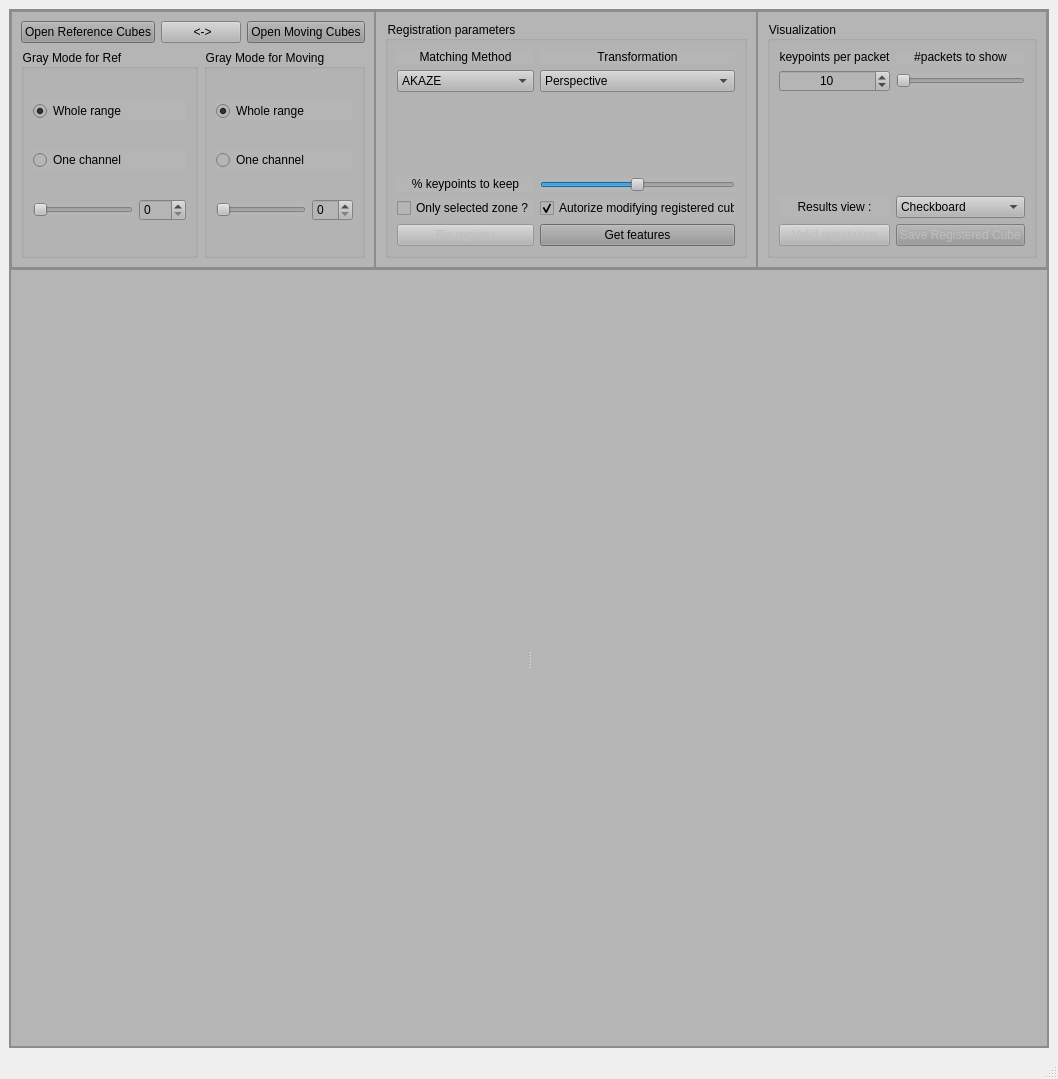
The window that registration/registration_window.ui (colorimgugr/HyperDocApp) describes before a commit, drawn with Qt 5.
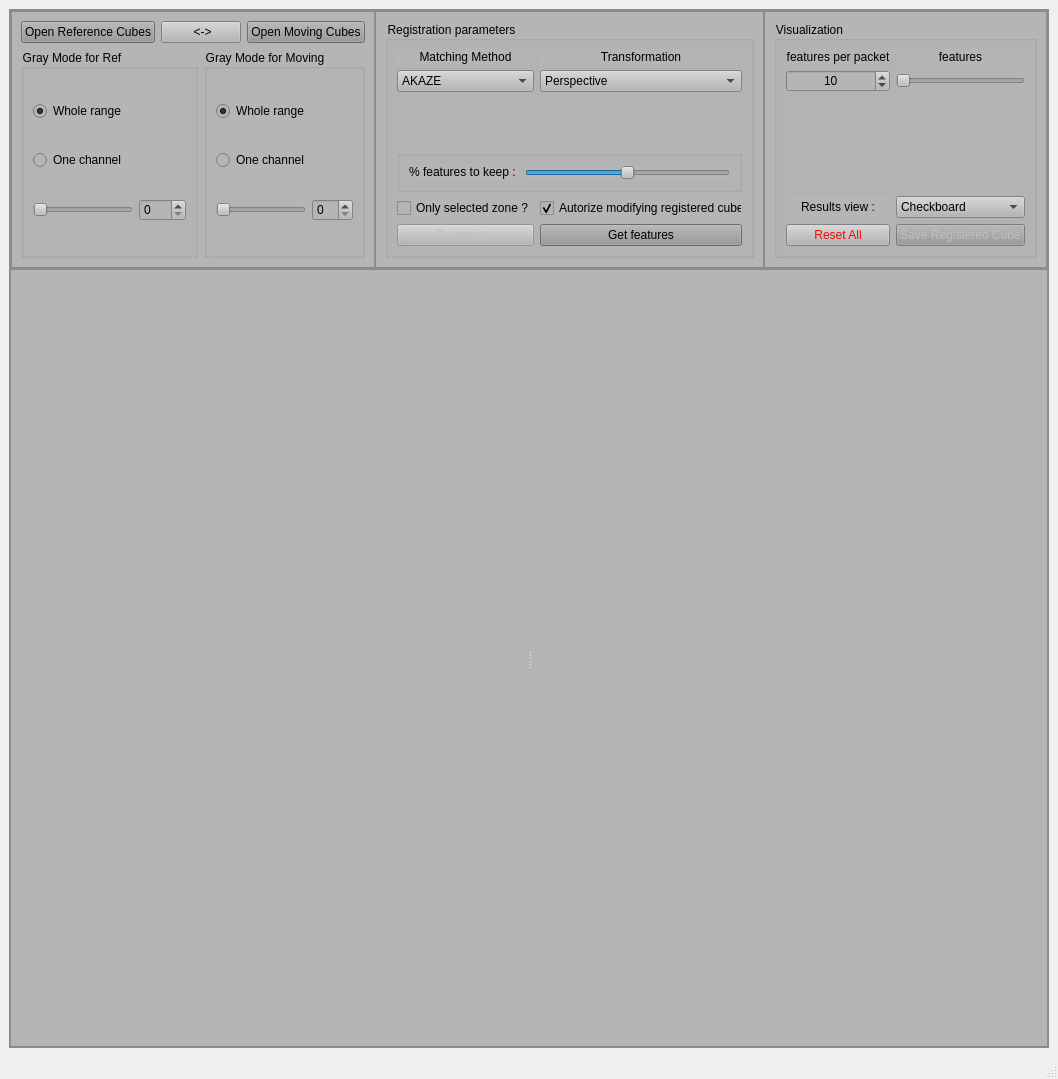
The same window after the commit.

Commit message: [main] open all bugg fixed [register] modif features, sliders bugg and labels and groups, click to select, auto load other, progress bar reset all, cubeinfo unique and parent cube editable at save.

```diff
--- a/registration/registration_window.ui
+++ b/registration/registration_window.ui
@@ -246,13 +246,36 @@
               <property name="frameShadow">
                <enum>QFrame::Raised</enum>
               </property>
-              <layout class="QVBoxLayout" name="verticalLayout_4" stretch="2">
+              <layout class="QVBoxLayout" name="verticalLayout_4" stretch="0">
                <item>
                 <widget class="QGroupBox" name="groupBox">
                  <property name="title">
                   <string>Registration parameters</string>
                  </property>
-                 <layout class="QGridLayout" name="gridLayout_3" columnstretch="1,1">
+                 <layout class="QGridLayout" name="gridLayout_3" columnstretch="1,0">
+                  <item row="2" column="0">
+                   <spacer name="verticalSpacer_2">
+                    <property name="orientation">
+                     <enum>Qt::Vertical</enum>
+                    </property>
+                    <property name="sizeHint" stdset="0">
+                     <size>
+                      <width>20</width>
+                      <height>40</height>
+                     </size>
+                    </property>
+                   </spacer>
+                  </item>
+                  <item row="10" column="1">
+                   <widget class="QCheckBox" name="checkBox_autorize_modify">
+                    <property name="text">
+                     <string>Autorize modifying registered cube</string>
+                    </property>
+                    <property name="checked">
+                     <bool>true</bool>
+                    </property>
+                   </widget>
+                  </item>
                   <item row="0" column="0">
                    <widget class="QLabel" name="label">
                     <property name="text">
@@ -260,6 +283,30 @@
                     </property>
                    </widget>
                   </item>
+                  <item row="0" column="1">
+                   <widget class="QLabel" name="label_2">
+                    <property name="text">
+                     <string>&lt;html&gt;&lt;head/&gt;&lt;body&gt;&lt;p align=&quot;center&quot;&gt;Transformation&lt;/p&gt;&lt;/body&gt;&lt;/html&gt;</string>
+                    </property>
+                   </widget>
+                  </item>
+                  <item row="10" column="0">
+                   <widget class="QCheckBox" name="checkBox_crop">
+                    <property name="text">
+                     <string>Only selected zone ?</string>
+                    </property>
+                   </widget>
+                  </item>
+                  <item row="12" column="1">
+                   <widget class="QPushButton" name="pushButton_getFeatures">
+                    <property name="styleSheet">
+                     <string notr="true">background-color: rgb(150, 150, 150);</string>
+                    </property>
+                    <property name="text">
+                     <string>Get features</string>
+                    </property>
+                   </widget>
+                  </item>
                   <item row="1" column="0">
                    <widget class="QComboBox" name="method_selector">
                     <property name="currentText">
@@ -277,13 +324,6 @@
                     </item>
                    </widget>
                   </item>
-                  <item row="0" column="1">
-                   <widget class="QLabel" name="label_2">
-                    <property name="text">
-                     <string>&lt;html&gt;&lt;head/&gt;&lt;body&gt;&lt;p align=&quot;center&quot;&gt;Transformation&lt;/p&gt;&lt;/body&gt;&lt;/html&gt;</string>
-                    </property>
-                   </widget>
-                  </item>
                   <item row="1" column="1">
                    <widget class="QComboBox" name="transform_selector">
                     <property name="currentText">
@@ -314,24 +354,21 @@
                     </property>
                    </widget>
                   </item>
-                  <item row="12" column="1">
-                   <widget class="QPushButton" name="pushButton_getFeatures">
-                    <property name="styleSheet">
-                     <string notr="true">background-color: rgb(150, 150, 150);</string>
-                    </property>
-                    <property name="text">
-                     <string>Get features</string>
-                    </property>
-                   </widget>
-                  </item>
-                  <item row="8" column="0">
+                  <item row="3" column="0" colspan="2">
+                   <widget class="QGroupBox" name="horizontalGroupBox">
+                    <layout class="QHBoxLayout" name="horizontalLayout_4">
+                     <item>
                    <widget class="QLabel" name="label_feature">
                     <property name="text">
-                     <string>&lt;html&gt;&lt;head/&gt;&lt;body&gt;&lt;p align=&quot;center&quot;&gt;% keypoints to keep&lt;/p&gt;&lt;/body&gt;&lt;/html&gt;</string>
+                        <string>&lt;html&gt;&lt;head/&gt;&lt;body&gt;&lt;p align=&quot;right&quot;&gt;% features to keep :
+&lt;/p&gt;&lt;/body&gt;&lt;/html&gt;</string>
+                       </property>
+                       <property name="alignment">
+                        <set>Qt::AlignRight|Qt::AlignTrailing|Qt::AlignVCenter</set>
                     </property>
                    </widget>
                   </item>
-                  <item row="8" column="1">
+                     <item>
                    <widget class="QSlider" name="features_slider">
                     <property name="maximum">
                      <number>100</number>
@@ -347,34 +384,7 @@
                     </property>
                    </widget>
                   </item>
-                  <item row="10" column="0">
-                   <widget class="QCheckBox" name="checkBox_crop">
-                    <property name="text">
-                     <string>Only selected zone ?</string>
-                    </property>
-                   </widget>
-                  </item>
-                  <item row="2" column="0">
-                   <spacer name="verticalSpacer_2">
-                    <property name="orientation">
-                     <enum>Qt::Vertical</enum>
-                    </property>
-                    <property name="sizeHint" stdset="0">
-                     <size>
-                      <width>20</width>
-                      <height>40</height>
-                     </size>
-                    </property>
-                   </spacer>
-                  </item>
-                  <item row="10" column="1">
-                   <widget class="QCheckBox" name="checkBox_autorize_modify">
-                    <property name="text">
-                     <string>Autorize modifying registered cube</string>
-                    </property>
-                    <property name="checked">
-                     <bool>true</bool>
-                    </property>
+                    </layout>
                    </widget>
                   </item>
                  </layout>
@@ -461,7 +471,7 @@
                   <item row="0" column="0">
                    <widget class="QLabel" name="label_3">
                     <property name="text">
-                     <string>&lt;html&gt;&lt;head/&gt;&lt;body&gt;&lt;p align=&quot;center&quot;&gt;keypoints per packet&lt;/p&gt;&lt;/body&gt;&lt;/html&gt;</string>
+                     <string>&lt;html&gt;&lt;head/&gt;&lt;body&gt;&lt;p align=&quot;center&quot;&gt;features per packet&lt;/p&gt;&lt;/body&gt;&lt;/html&gt;</string>
                     </property>
                    </widget>
                   </item>
@@ -484,23 +494,13 @@
                   <item row="0" column="1">
                    <widget class="QLabel" name="label_packetToShow">
                     <property name="text">
-                     <string>#packets to show</string>
+                     <string>features</string>
                     </property>
                     <property name="alignment">
                      <set>Qt::AlignCenter</set>
                     </property>
                    </widget>
                   </item>
-                  <item row="5" column="0">
-                   <widget class="QPushButton" name="pushButton_validRegistration">
-                    <property name="enabled">
-                     <bool>false</bool>
-                    </property>
-                    <property name="text">
-                     <string>Valid registation</string>
-                    </property>
-                   </widget>
-                  </item>
                   <item row="5" column="1">
                    <widget class="QPushButton" name="pushButton_save_cube">
                     <property name="enabled">
@@ -517,6 +517,16 @@
                     </property>
                    </widget>
                   </item>
+                  <item row="5" column="0">
+                   <widget class="QPushButton" name="pushButton_reset">
+                    <property name="styleSheet">
+                     <string notr="true">color: rgb(255, 0, 0);</string>
+                    </property>
+                    <property name="text">
+                     <string>Reset All</string>
+                    </property>
+                   </widget>
+                  </item>
                  </layout>
                 </widget>
                </item>
```
Lines whose indentation alone changed are shown as unchanged. The commit also changes 9 other files.
